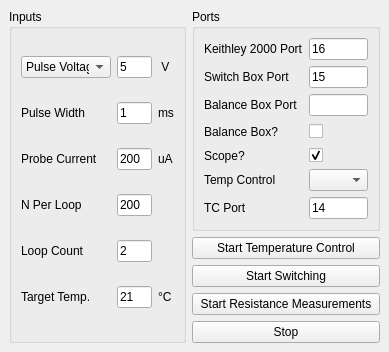
Before: the Qt Designer form switching_GUI_layoutfile.ui in stupoole/instrumentsexamples, drawn with Qt 5.
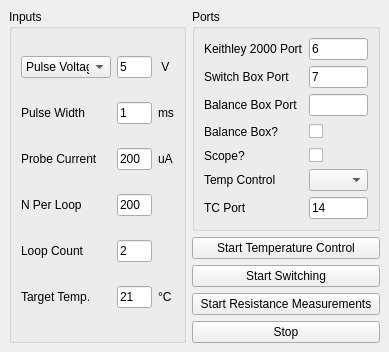
After: the same form once the commit is applied.

Commit message: Switching GUI - Adding TQDM to loops and fixing connect_ethernet renaming.

Patch:
```diff
--- a/switching_GUI_layoutfile.ui
+++ b/switching_GUI_layoutfile.ui
@@ -188,7 +188,7 @@
          <item row="1" column="1">
           <widget class="QLineEdit" name="dmm_port_box">
            <property name="text">
-            <string>16</string>
+            <string>6</string>
            </property>
           </widget>
          </item>
@@ -221,7 +221,7 @@
          <item row="2" column="1">
           <widget class="QLineEdit" name="sb_port_box">
            <property name="text">
-            <string>15</string>
+            <string>7</string>
            </property>
           </widget>
          </item>
@@ -298,6 +298,9 @@
          </item>
          <item row="5" column="1">
           <widget class="QCheckBox" name="scope_checkbox">
+           <property name="enabled">
+            <bool>true</bool>
+           </property>
            <property name="toolTip">
             <string>Do you have a rigol ds1104 scope connected across a shunt resistor?</string>
            </property>
@@ -305,7 +308,7 @@
             <string/>
            </property>
            <property name="checked">
-            <bool>true</bool>
+            <bool>false</bool>
            </property>
            <property name="tristate">
             <bool>false</bool>
```
The commit also changes 1 other file.
